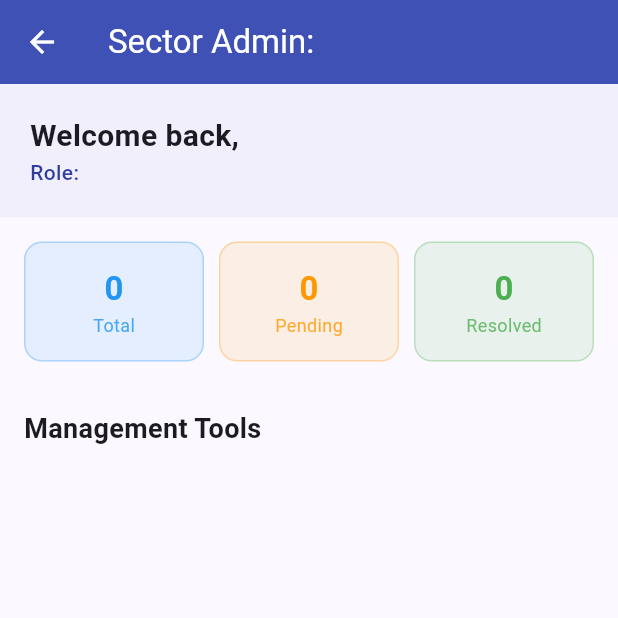
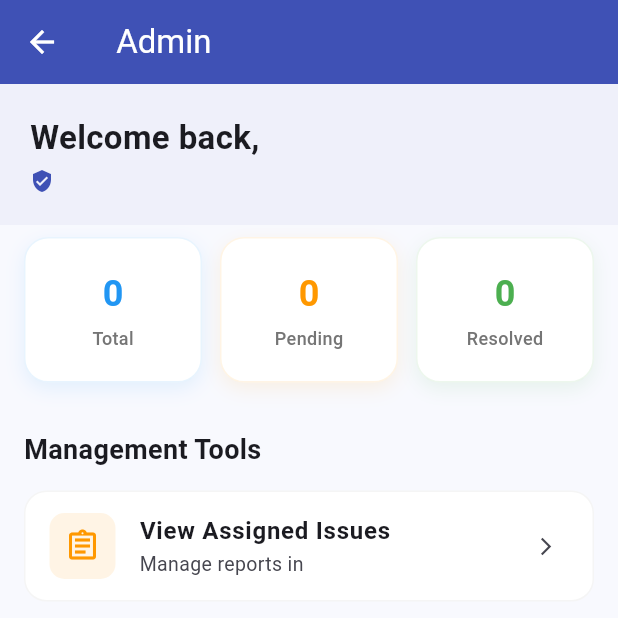
Before and after one commit to Abdurazakm/VoiceLocal_MobileApp, a Flutter app: the AdminDashboard screen opened directly with empty values, on a phone screen of 412 x 824 dp. Shown: the top 618 px of the screen. Run offline on Flutter 3.47's test engine with Material 3 defaults, Android fonts, the phone set to English and light mode, and no system bars; our stand-ins replace cloud_firestore, firebase_auth, firebase_core, image_picker, shimmer; missing offline and left inert: cloudinary_public; accounts and stored records are empty.

Commit message:
admin dashboard analyze the issue based on sector admin

```diff
--- a/lib/screens/admin/admin_dashboard.dart
+++ b/lib/screens/admin/admin_dashboard.dart
@@ -1,7 +1,7 @@
 import 'package:flutter/material.dart';
 import 'package:cloud_firestore/cloud_firestore.dart';
 import '../../screens/admin/user_management_screen.dart';
-import '../../screens/admin/assigned_issues_screen.dart';
+import '../user/home_screen.dart';
 import '../../screens/admin/system_analytics_screen.dart';
 import '../../models/user_model.dart';
 
@@ -10,82 +10,79 @@ class AdminDashboard extends StatelessWidget {
 
   const AdminDashboard({super.key, required this.currentUser});
 
+  // EXACT same helper as your UserHome to ensure query match
+  String _toTitleCase(String text) {
+    if (text.isEmpty) return text;
+    return text[0].toUpperCase() + text.substring(1).toLowerCase();
+  }
+
   @override
   Widget build(BuildContext context) {
+    // Determine the sector and region based on how your UserHome does it
+    // Based on your UserHome code, sector is 'assignedSector' and region is 'region'
+    final String? sector = currentUser.assignedSector;
+    final String? region = currentUser.region;
+
     return Scaffold(
+      backgroundColor: const Color(0xFFF8F9FE),
       appBar: AppBar(
         title: Text(currentUser.role == 'super_admin'
             ? "Super Admin Panel"
-            : "Sector Admin: ${currentUser.assignedSector}"),
+            : "${sector ?? 'Sector'} Admin"),
         backgroundColor: Colors.indigo,
         foregroundColor: Colors.white,
+        elevation: 0,
       ),
       body: SingleChildScrollView(
         child: Column(
           crossAxisAlignment: CrossAxisAlignment.start,
           children: [
-            _buildHeader(),
-            _buildStatGrid(),
+            _buildHeader(sector, region),
+            _buildStatGrid(sector, region),
+
             const Padding(
-              padding: EdgeInsets.all(16.0),
+              padding: EdgeInsets.fromLTRB(16, 24, 16, 8),
               child: Text("Management Tools",
                 style: TextStyle(fontSize: 18, fontWeight: FontWeight.bold)),
             ),
 
-            // SECTION 1: SECTOR ADMIN TOOLS (FR-9, FR-13)
-            if (currentUser.role == 'sector_admin' || currentUser.role == 'super_admin')
             _buildMenuTile(
               context,
-                title: "Assigned Issues",
-                subtitle: "Manage ${currentUser.assignedSector ?? 'All'} issues in ${currentUser.assignedRegion ?? 'All Regions'}",
+              title: "View Assigned Issues",
+              subtitle: currentUser.role == 'super_admin'
+                  ? "Manage all system-wide reports"
+                  : "Manage reports in ${region ?? 'your region'}",
               icon: Icons.assignment_outlined,
               color: Colors.orange,
-onTap: () {
-  Navigator.push(
-    context,
-    MaterialPageRoute(
-      builder: (context) => AssignedIssuesScreen(currentUser: currentUser),
-    ),
-  );
-},
+              onTap: () => Navigator.push(context, MaterialPageRoute(builder: (context) => const UserHome())),
             ),
 
-            // SECTION 2: SUPER ADMIN TOOLS (FR-11, FR-12)
             if (currentUser.role == 'super_admin') ...[
               _buildMenuTile(
                 context,
                 title: "User Management",
-                subtitle: "Promote users to Sector Admins",
+                subtitle: "Promote users and manage roles",
                 icon: Icons.group_add_outlined,
                 color: Colors.purple,
-onTap: () {
-  Navigator.push(
-    context,
-    MaterialPageRoute(builder: (context) => const UserManagementScreen()),
-  );
-},
+                onTap: () => Navigator.push(context, MaterialPageRoute(builder: (context) => const UserManagementScreen())),
               ),
               _buildMenuTile(
                 context,
                 title: "System Analytics",
-  subtitle: "View reporting trends and heatmaps",
+                subtitle: "View reporting trends",
                 icon: Icons.analytics_outlined,
                 color: Colors.blue,
-  onTap: () {
-    Navigator.push(
-      context,
-      MaterialPageRoute(builder: (context) => const SystemAnalyticsScreen())
-    );
-  },
+                onTap: () => Navigator.push(context, MaterialPageRoute(builder: (context) => const SystemAnalyticsScreen())),
               ),
             ],
+            const SizedBox(height: 40),
           ],
         ),
       ),
     );
   }
 
-  Widget _buildHeader() {
+  Widget _buildHeader(String? sector, String? region) {
     return Container(
       width: double.infinity,
       padding: const EdgeInsets.all(20),
@@ -94,30 +91,54 @@ onTap: () {
         crossAxisAlignment: CrossAxisAlignment.start,
         children: [
           Text("Welcome back, ${currentUser.name}",
-            style: const TextStyle(fontSize: 20, fontWeight: FontWeight.bold)),
-          Text("Role: ${currentUser.role.toUpperCase()}",
-            style: TextStyle(color: Colors.indigo.shade700, fontWeight: FontWeight.w500)),
+            style: const TextStyle(fontSize: 22, fontWeight: FontWeight.bold)),
+          const SizedBox(height: 4),
+          Row(
+            children: [
+              const Icon(Icons.verified_user, size: 16, color: Colors.indigo),
+              const SizedBox(width: 4),
+              Text(currentUser.role.replaceAll('_', ' ').toUpperCase(),
+                style: const TextStyle(color: Colors.indigo, fontWeight: FontWeight.w600, fontSize: 13)),
+            ],
+          ),
+          if (currentUser.role == 'sector_admin') ...[
+            const SizedBox(height: 8),
+            Text("Jurisdiction: $sector | $region",
+              style: const TextStyle(fontSize: 14, color: Colors.blueGrey)),
+          ],
         ],
       ),
     );
   }
 
-  Widget _buildStatGrid() {
+  Widget _buildStatGrid(String? sector, String? region) {
+    Query query = FirebaseFirestore.instance.collection('Issues');
+
+    if (currentUser.role == 'sector_admin' && sector != null) {
+      // Use the exact same TitleCase and Field logic as UserHome
+      query = query
+          .where('category', isEqualTo: _toTitleCase(sector))
+          .where('region', isEqualTo: _toTitleCase(region ?? ''));
+    }
+
     return StreamBuilder<QuerySnapshot>(
-      stream: FirebaseFirestore.instance.collection('Issues').snapshots(),
+      stream: query.snapshots(),
       builder: (context, snapshot) {
-        int total = snapshot.data?.docs.length ?? 0;
-        int open = snapshot.data?.docs.where((d) => d['status'] == 'Open').length ?? 0;
-        int resolved = snapshot.data?.docs.where((d) => d['status'] == 'Resolved').length ?? 0;
+        if (!snapshot.hasData) return const Center(child: LinearProgressIndicator());
+
+        final docs = snapshot.data!.docs;
+        int total = docs.length;
+        int resolved = docs.where((d) => (d.data() as Map)['status'] == 'Resolved').length;
+        int pending = total - resolved;
 
         return Padding(
-          padding: const EdgeInsets.all(16.0),
+          padding: const EdgeInsets.symmetric(horizontal: 16.0, vertical: 8.0),
           child: Row(
             children: [
               _statCard("Total", total.toString(), Colors.blue),
-              const SizedBox(width: 10),
-              _statCard("Pending", open.toString(), Colors.orange),
-              const SizedBox(width: 10),
+              const SizedBox(width: 12),
+              _statCard("Pending", pending.toString(), Colors.orange),
+              const SizedBox(width: 12),
               _statCard("Resolved", resolved.toString(), Colors.green),
             ],
           ),
@@ -126,47 +147,37 @@ onTap: () {
     );
   }
 
+  // ... (Keep your _statCard and _buildMenuTile widgets the same as before)
   Widget _statCard(String label, String count, Color color) {
     return Expanded(
       child: Container(
-        padding: const EdgeInsets.all(15),
+        padding: const EdgeInsets.symmetric(vertical: 20),
         decoration: BoxDecoration(
-          color: color.withOpacity(0.1),
-          borderRadius: BorderRadius.circular(12),
-          border: Border.all(color: color.withOpacity(0.3)),
+          color: Colors.white,
+          borderRadius: BorderRadius.circular(16),
+          boxShadow: [BoxShadow(color: color.withOpacity(0.1), blurRadius: 10, offset: const Offset(0, 4))],
+          border: Border.all(color: color.withOpacity(0.1)),
         ),
         child: Column(
           children: [
-            Text(count, style: TextStyle(fontSize: 22, fontWeight: FontWeight.bold, color: color)),
-            Text(label, style: TextStyle(fontSize: 12, color: color.withOpacity(0.8))),
+            Text(count, style: TextStyle(fontSize: 24, fontWeight: FontWeight.bold, color: color)),
+            const SizedBox(height: 4),
+            Text(label, style: TextStyle(fontSize: 12, fontWeight: FontWeight.w500, color: Colors.grey.shade600)),
           ],
         ),
       ),
     );
   }
 
-  Widget _buildMenuTile(BuildContext context, {
-    required String title,
-    required String subtitle,
-    required IconData icon,
-    required Color color,
-    required VoidCallback onTap}) {
-    return Card(
-      margin: const EdgeInsets.symmetric(horizontal: 16, vertical: 8),
-      elevation: 0,
-      shape: RoundedRectangleBorder(
-        borderRadius: BorderRadius.circular(12),
-        side: BorderSide(color: Colors.grey.shade200),
-      ),
+  Widget _buildMenuTile(BuildContext context, {required String title, required String subtitle, required IconData icon, required Color color, required VoidCallback onTap}) {
+    return Container(
+      margin: const EdgeInsets.symmetric(horizontal: 16, vertical: 6),
+      decoration: BoxDecoration(color: Colors.white, borderRadius: BorderRadius.circular(15), border: Border.all(color: Colors.grey.shade100)),
       child: ListTile(
-        contentPadding: const EdgeInsets.all(12),
-        leading: CircleAvatar(
-          backgroundColor: color.withOpacity(0.1),
-          child: Icon(icon, color: color),
-        ),
-        title: Text(title, style: const TextStyle(fontWeight: FontWeight.bold)),
-        subtitle: Text(subtitle),
-        trailing: const Icon(Icons.chevron_right),
+        leading: Container(padding: const EdgeInsets.all(10), decoration: BoxDecoration(color: color.withOpacity(0.1), borderRadius: BorderRadius.circular(10)), child: Icon(icon, color: color)),
+        title: Text(title, style: const TextStyle(fontWeight: FontWeight.bold, fontSize: 16)),
+        subtitle: Text(subtitle, style: const TextStyle(fontSize: 13)),
+        trailing: const Icon(Icons.arrow_forward_ios, size: 14),
         onTap: onTap,
       ),
     );
```
Lines whose indentation alone changed are shown as unchanged.
